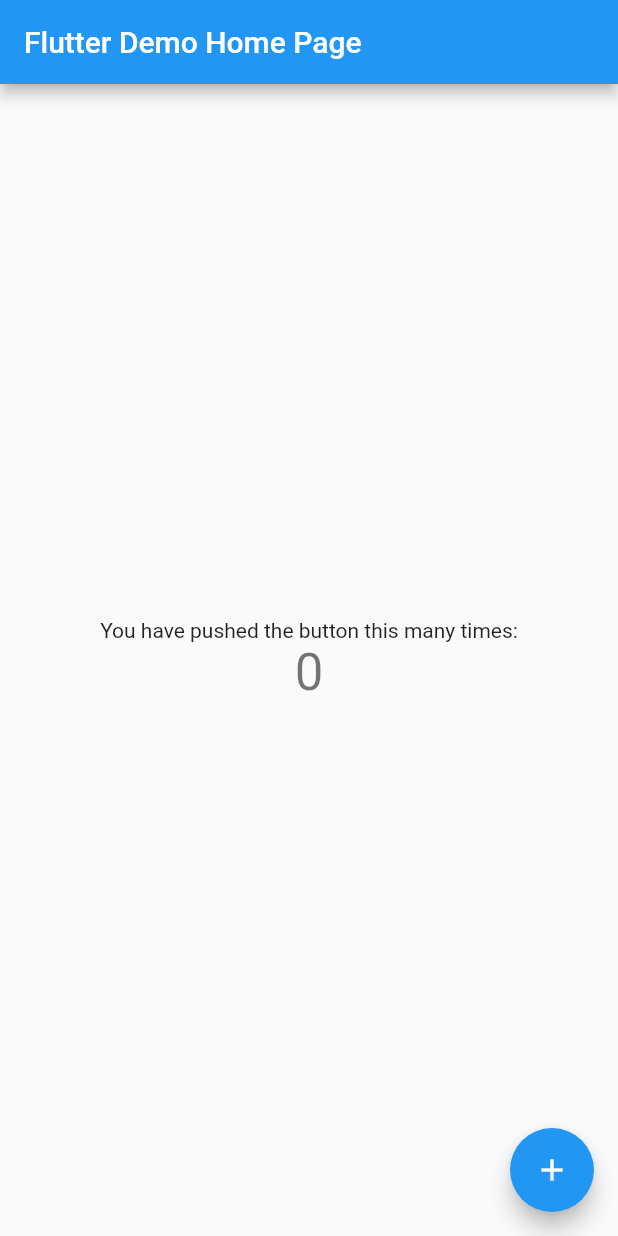
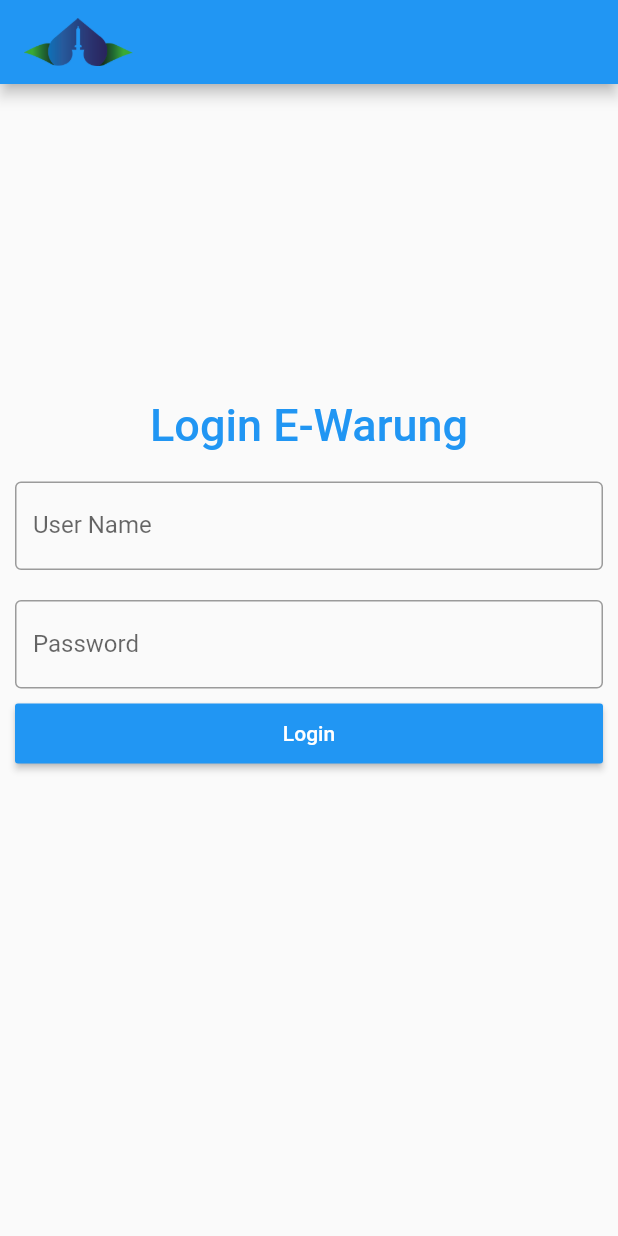
Before and after one commit to AgassiPutra/e_warung, a Flutter app: the screen it shows after launch, on a phone screen of 412 x 824 dp. Run offline on Flutter 3.47's test engine with Material 2 defaults, Android fonts, the phone set to English and light mode, and no system bars.

Commit message:
penambahan halaman login

```diff
--- a/lib/main.dart
+++ b/lib/main.dart
@@ -1,4 +1,5 @@
 import 'package:flutter/material.dart';
+import 'screens/login.dart';
 
 void main() {
   runApp(const MyApp());
@@ -11,105 +12,8 @@
   @override
   Widget build(BuildContext context) {
     return MaterialApp(
-      title: 'Flutter Demo',
-      theme: ThemeData(
-        // This is the theme of your application.
-        //
-        // Try running your application with "flutter run". You'll see the
-        // application has a blue toolbar. Then, without quitting the app, try
-        // changing the primarySwatch below to Colors.green and then invoke
-        // "hot reload" (press "r" in the console where you ran "flutter run",
-        // or simply save your changes to "hot reload" in a Flutter IDE).
-        // Notice that the counter didn't reset back to zero; the application
-        // is not restarted.
-        primarySwatch: Colors.blue,
-      ),
-      home: const MyHomePage(title: 'Flutter Demo Home Page'),
+      home: Login(),
+      debugShowCheckedModeBanner: false,
     );
   }
 }
-
-class MyHomePage extends StatefulWidget {
-  const MyHomePage({Key? key, required this.title}) : super(key: key);
-
-  // This widget is the home page of your application. It is stateful, meaning
-  // that it has a State object (defined below) that contains fields that affect
-  // how it looks.
-
-  // This class is the configuration for the state. It holds the values (in this
-  // case the title) provided by the parent (in this case the App widget) and
-  // used by the build method of the State. Fields in a Widget subclass are
-  // always marked "final".
-
-  final String title;
-
-  @override
-  State<MyHomePage> createState() => _MyHomePageState();
-}
-
-class _MyHomePageState extends State<MyHomePage> {
-  int _counter = 0;
-
-  void _incrementCounter() {
-    setState(() {
-      // This call to setState tells the Flutter framework that something has
-      // changed in this State, which causes it to rerun the build method below
-      // so that the display can reflect the updated values. If we changed
-      // _counter without calling setState(), then the build method would not be
-      // called again, and so nothing would appear to happen.
-      _counter++;
-    });
-  }
-
-  @override
-  Widget build(BuildContext context) {
-    // This method is rerun every time setState is called, for instance as done
-    // by the _incrementCounter method above.
-    //
-    // The Flutter framework has been optimized to make rerunning build methods
-    // fast, so that you can just rebuild anything that needs updating rather
-    // than having to individually change instances of widgets.
-    return Scaffold(
-      appBar: AppBar(
-        // Here we take the value from the MyHomePage object that was created by
-        // the App.build method, and use it to set our appbar title.
-        title: Text(widget.title),
-      ),
-      body: Center(
-        // Center is a layout widget. It takes a single child and positions it
-        // in the middle of the parent.
-        child: Column(
-          // Column is also a layout widget. It takes a list of children and
-          // arranges them vertically. By default, it sizes itself to fit its
-          // children horizontally, and tries to be as tall as its parent.
-          //
-          // Invoke "debug painting" (press "p" in the console, choose the
-          // "Toggle Debug Paint" action from the Flutter Inspector in Android
-          // Studio, or the "Toggle Debug Paint" command in Visual Studio Code)
-          // to see the wireframe for each widget.
-          //
-          // Column has various properties to control how it sizes itself and
-          // how it positions its children. Here we use mainAxisAlignment to
-          // center the children vertically; the main axis here is the vertical
-          // axis because Columns are vertical (the cross axis would be
-          // horizontal).
-          mainAxisAlignment: MainAxisAlignment.center,
-          children: <Widget>[
-            const Text(
-              'You have pushed the button this many times:',
-            ),
-            Text(
-              '$_counter',
-              style: Theme.of(context).textTheme.headline4,
-            ),
-          ],
-        ),
-      ),
-      floatingActionButton: FloatingActionButton(
-        onPressed: _incrementCounter,
-        tooltip: 'Increment',
-        child: const Icon(Icons.add),
-      ), // This trailing comma makes auto-formatting nicer for build methods.
-    );
-  }
-}
--- /dev/null
+++ b/lib/screens/login.dart
@@ -0,0 +1,77 @@
+import 'package:flutter/material.dart';
+
+class Login extends StatefulWidget {
+  @override
+  State<StatefulWidget> createState() => new _State();
+}
+
+class _State extends State<Login> {
+  TextEditingController nameController = TextEditingController();
+  TextEditingController passwordController = TextEditingController();
+
+  @override
+  Widget build(BuildContext context) {
+    return Scaffold(
+        appBar: AppBar(
+          title: Row(
+            mainAxisAlignment: MainAxisAlignment.start,
+            children: [
+              Image.asset(
+                'assets/tunas.png',
+                fit: BoxFit.contain,
+                height: 32,
+              ),
+            ],
+          ),
+        ),
+        body: Padding(
+            padding: EdgeInsets.only(top: 200.0),
+            child: ListView(
+              children: <Widget>[
+                Container(
+                    alignment: Alignment.center,
+                    padding: EdgeInsets.all(10),
+                    child: Text(
+                      'Login E-Warung',
+                      style: TextStyle(
+                          color: Colors.blue,
+                          fontWeight: FontWeight.w500,
+                          fontSize: 30),
+                    )),
+                Container(
+                  padding: EdgeInsets.all(10),
+                  child: TextField(
+                    controller: nameController,
+                    decoration: InputDecoration(
+                      border: OutlineInputBorder(),
+                      labelText: 'User Name',
+                    ),
+                  ),
+                ),
+                Container(
+                  padding: EdgeInsets.fromLTRB(10, 10, 10, 0),
+                  child: TextField(
+                    obscureText: true,
+                    controller: passwordController,
+                    decoration: InputDecoration(
+                      border: OutlineInputBorder(),
+                      labelText: 'Password',
+                    ),
+                  ),
+                ),
+                Container(
+                    height: 50,
+                    padding: EdgeInsets.fromLTRB(10, 10, 10, 0),
+                    child: RaisedButton(
+                      textColor: Colors.white,
+                      color: Colors.blue,
+                      child: Text('Login'),
+                      onPressed: () {
+                        print(nameController.text);
+                        print(passwordController.text);
+                      },
+                    )),
+              ],
+            )));
+  }
+}
--- a/pubspec.yaml
+++ b/pubspec.yaml
@@ -59,6 +59,8 @@
 
   # To add assets to your application, add an assets section, like this:
   # assets:
+  assets:
+    - assets/
   #   - images/a_dot_burr.jpeg
   #   - images/a_dot_ham.jpeg
 
```
Also changed, not shown: assets/tunas.png (added).
